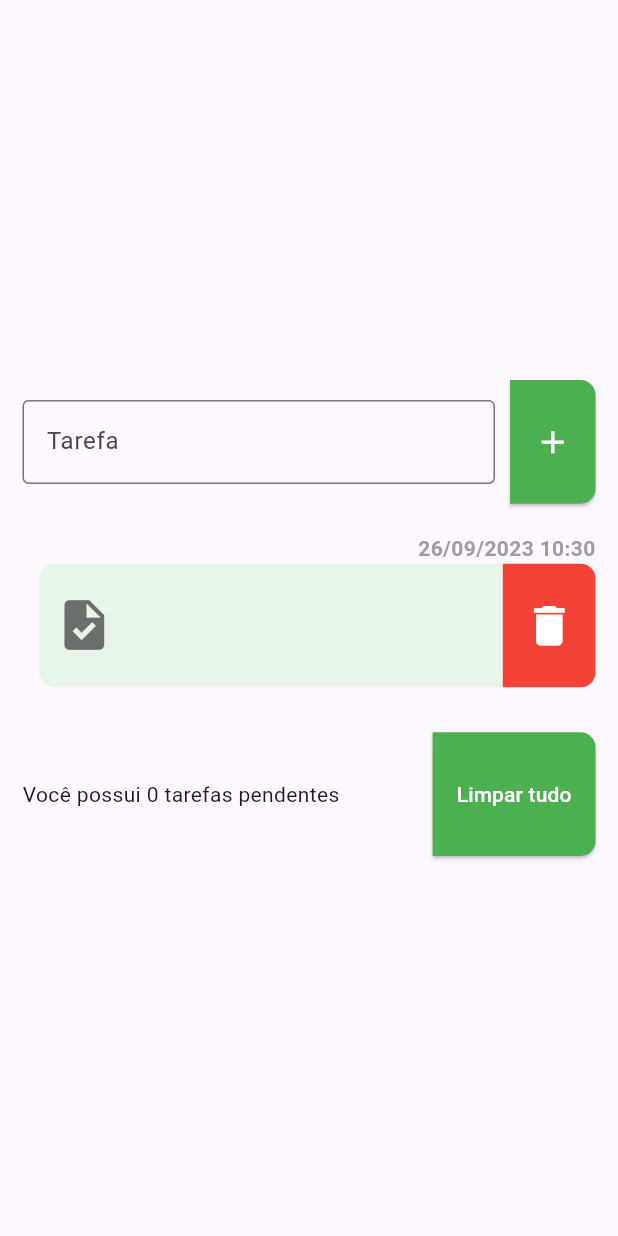
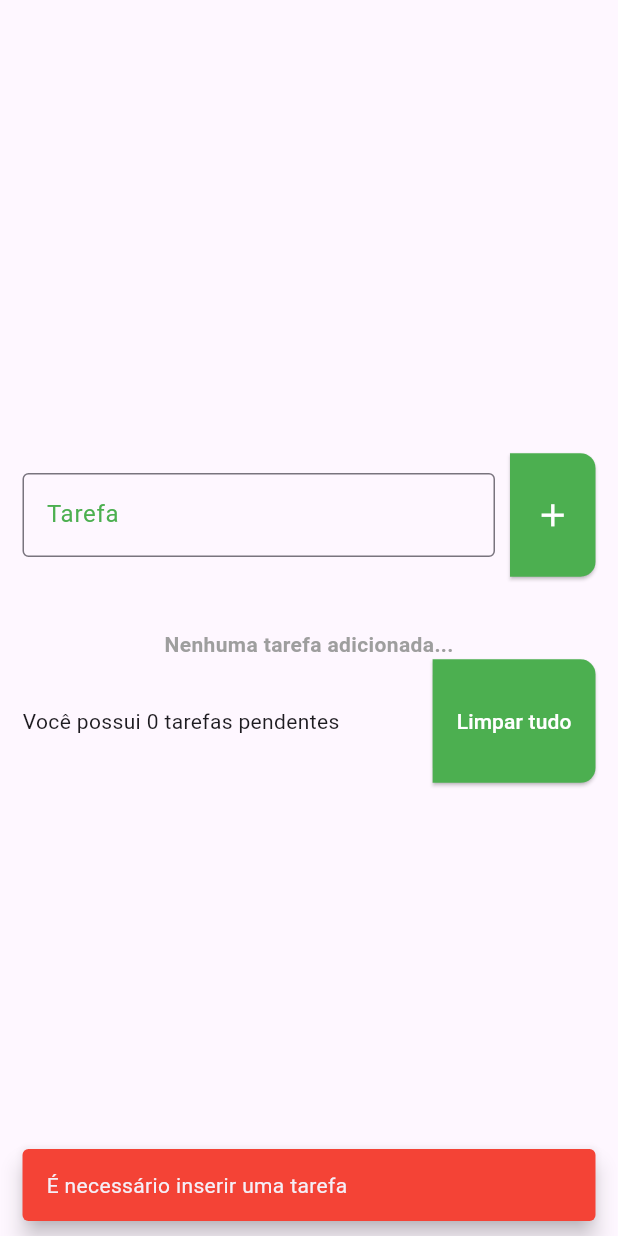
Before and after one commit to Gustavo-oficial/lista-de-tarefas, a Flutter app: the screen it shows after launch, after a tap on the "add" icon, on a phone screen of 412 x 824 dp. Run offline on Flutter 3.47's test engine with Material 2 defaults, Android fonts, the phone set to English and light mode, and no system bars; our stand-ins replace shared_preferences.

Commit message:
adicionado shared_preferences no projeto e finalizado a versão 1 do código

```diff
--- /dev/null
+++ b/lista_de_tarefas/lib/controller/repository/task_repository.dart
@@ -0,0 +1,39 @@
+import 'dart:convert';
+
+import 'package:shared_preferences/shared_preferences.dart';
+
+import '../../models/task.dart';
+
+class TaskRepository {
+  late SharedPreferences preferences;
+
+  instancePreferences() async{
+    preferences = await SharedPreferences.getInstance();
+  }
+
+  void insert({required String key, required List<Task> value}) async{
+    await instancePreferences();
+
+    preferences.setString(key, json.encode(value));
+  }
+
+  Future<List<Task>> get({required String key}) async{
+    await instancePreferences();
+
+    final String? tasks = preferences.getString(key);
+
+    final List listTasks = json.decode(tasks!) as List;
+
+    return listTasks.map((e) => Task.fromJson(e)).toList();
+  }
+
+  void delete({required String key}) async{
+    await instancePreferences();
+
+    preferences.remove(key);
+  }
+
+  void allDelete() async{
+    preferences.clear();
+  }
+}
--- a/lista_de_tarefas/lib/main.dart
+++ b/lista_de_tarefas/lib/main.dart
@@ -1,5 +1,5 @@
 import 'package:flutter/material.dart';
-import 'package:lista_de_tarefas/pages/todoist_page.dart';
+import 'package:lista_de_tarefas/view/pages/todoist_page.dart';
 
 void main() {
   runApp(const MyApp());
--- a/lista_de_tarefas/lib/models/task.dart
+++ b/lista_de_tarefas/lib/models/task.dart
@@ -1,6 +1,17 @@
 class Task {
   Task({required this.title, required this.datetime});
 
+  Task.fromJson(Map<String, dynamic> mapTask)
+    : title = mapTask["title"],
+      datetime = DateTime.parse(mapTask["datetime"]);
+
   String title;
   DateTime datetime;
+
+  Map<String, dynamic> toJson(){
+    return {
+      "title": title,
+      "datetime": datetime.toIso8601String()
+    };
+  }
 }
--- /dev/null
+++ b/lista_de_tarefas/lib/shared/custom_message.dart
@@ -0,0 +1,15 @@
+import 'package:flutter/material.dart';
+
+class CustomMessage {
+  void showMessage({required BuildContext context, required String message, required bool isSuccess}){
+    ScaffoldMessenger.of(context).removeCurrentSnackBar();
+
+    ScaffoldMessenger.of(context).showSnackBar(
+      SnackBar(
+        behavior: SnackBarBehavior.floating,
+        backgroundColor: isSuccess ? Colors.green : Colors.red,
+        content: Text(message),
+      )
+    );
+  }
+}
--- a/lista_de_tarefas/lib/components/task_item.dart
+++ b/lista_de_tarefas/lib/view/components/task_item.dart
@@ -1,7 +1,7 @@
 import 'package:flutter/material.dart';
 import 'package:intl/intl.dart';
 
-import '../models/task.dart';
+import '../../models/task.dart';
 
 class TaskItemList extends StatelessWidget {
   const TaskItemList({Key? key, required this.task, required this.onDelete}) : super(key: key);
--- a/lista_de_tarefas/lib/pages/todoist_page.dart
+++ b/lista_de_tarefas/lib/view/pages/todoist_page.dart
@@ -1,9 +1,11 @@
 // ignore_for_file: unused_local_variable
 
 import 'package:flutter/material.dart';
-import 'package:lista_de_tarefas/components/task_item.dart';
+import 'package:lista_de_tarefas/controller/repository/task_repository.dart';
+import 'package:lista_de_tarefas/shared/custom_message.dart';
+import 'package:lista_de_tarefas/view/components/task_item.dart';
 
-import '../models/task.dart';
+import '../../models/task.dart';
 
 class TodoIstPage extends StatefulWidget {
   const TodoIstPage({super.key});
@@ -15,10 +17,18 @@ class TodoIstPage extends StatefulWidget {
 class _TodoIstPageState extends State<TodoIstPage> {
   List<Task> tasks = List.empty(growable: true);
   TextEditingController taskController = TextEditingController();
+  final TaskRepository taskRepository = TaskRepository();
+  String? errorText;
 
   @override
   void initState() {
     super.initState();
+
+    taskRepository.get(key: "tasks").then((value) {
+      setState(() {
+        tasks = value;
+      });
+    });
   }
 
   @override
@@ -38,23 +48,26 @@ class _TodoIstPageState extends State<TodoIstPage> {
                   Expanded(
                     child: TextFormField(
                       controller: taskController,
-                      onFieldSubmitted: (value) {
+                      onFieldSubmitted: (value) async => await insertTask(),
+                      onChanged: (value) {
                         if(value.trim().isNotEmpty){
                           setState(() {
-                            Task newTask = Task(title: taskController.text, datetime: DateTime.now());
-                            tasks.add(newTask);
-                            taskController.clear();
+                            errorText = null;
                           });
                         }
                       },
-                      decoration: const InputDecoration(
+                      decoration: InputDecoration(
                         labelText: 'Tarefa',
                         hintText: 'Adicione sua tarefa aqui',
-                        border: OutlineInputBorder(),
-                        focusedBorder: OutlineInputBorder(
+                        errorText: errorText,
+                        border: const OutlineInputBorder(),
+                        focusedBorder: const OutlineInputBorder(
                           borderSide: BorderSide(
                             color: Colors.green
                           )
+                        ),
+                        labelStyle: const TextStyle(
+                          color: Colors.green
                         )
                       ),
                     ),
@@ -71,18 +84,12 @@ class _TodoIstPageState extends State<TodoIstPage> {
                         topRight: Radius.circular(10)
                       )
                     ),
+                    onPressed: () async => await insertTask(),
                     child: const Icon(
                       Icons.add,
                       size: 25,
                       color: Colors.white,
-                    ),
-                    onPressed: () {
-                      setState(() {
-                        Task newTask = Task(title: taskController.text, datetime: DateTime.now());
-                        tasks.add(newTask);
-                        taskController.clear();
-                      });
-                    }
+                    )
                   )
                 ],
               ),
@@ -91,8 +98,8 @@ class _TodoIstPageState extends State<TodoIstPage> {
               const Text(
                 'Nenhuma tarefa adicionada...',
                 style: TextStyle(
-                    color: Colors.grey,
-                    fontWeight: FontWeight.w700
+                  color: Colors.grey,
+                  fontWeight: FontWeight.w700
                 ),
               ),
               Flexible(
@@ -141,6 +148,27 @@ class _TodoIstPageState extends State<TodoIstPage> {
         ),
       ),
     );
+  }
+
+  insertTask() async{
+    if(taskController.text.trim().isNotEmpty){
+      setState(() {
+        errorText = null;
+        Task newTask = Task(title: taskController.text, datetime: DateTime.now());
+        tasks.add(newTask);
+        taskController.clear();
+      });
+    }else{
+      // setState(() {
+      //   errorText = "É necessário inserir uma tarefa";
+      // });
+
+      CustomMessage().showMessage(
+        context: context,
+        message: "É necessário inserir uma tarefa",
+        isSuccess: false
+      );
+    }
   }
 
   void showConfirmDialog(){
@@ -194,6 +222,8 @@ class _TodoIstPageState extends State<TodoIstPage> {
       tasks.clear();
     });
 
+    taskRepository.insert(key: "tasks", value: tasks);
+
     Navigator.pop(context);
   }
 
@@ -201,6 +231,7 @@ class _TodoIstPageState extends State<TodoIstPage> {
     setState(() {
       tasks.remove(task);
     });
+    taskRepository.insert(key: "tasks", value: tasks);
 
     ScaffoldMessenger.of(context).showSnackBar(
       SnackBar(
@@ -210,6 +241,8 @@ class _TodoIstPageState extends State<TodoIstPage> {
           setState(() {
             tasks.add(task);
           });
+
+          taskRepository.insert(key: "tasks", value: tasks);
         }),
       )
     );
--- a/lista_de_tarefas/pubspec.yaml
+++ b/lista_de_tarefas/pubspec.yaml
@@ -36,6 +36,7 @@ dependencies:
   # Use with the CupertinoIcons class for iOS style icons.
   cupertino_icons: ^1.0.2
   intl: ^0.18.1
+  shared_preferences: ^2.2.1
 
 dev_dependencies:
   flutter_test:
```
Also changed, not shown: lista_de_tarefas/pubspec.lock, 1 other file.
